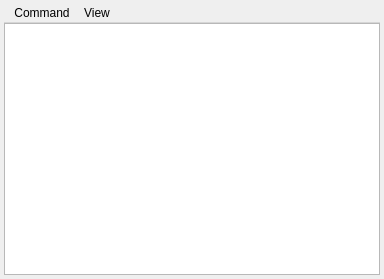
Qt form src/console.ui (DrMoriarty/cuberok) before a commit.
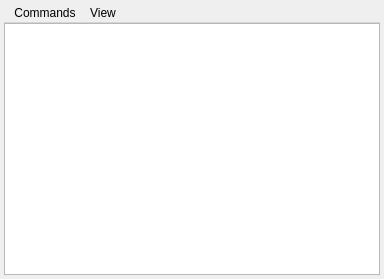
The same form after that commit.

What changed in the file:
```diff
--- a/src/console.ui
+++ b/src/console.ui
@@ -45,7 +45,7 @@
      </widget>
      <widget class="QMenu" name="menuCommand" >
       <property name="title" >
-       <string>Command</string>
+       <string>Commands</string>
       </property>
       <addaction name="actionRefresh" />
       <addaction name="actionAuto_Refresh" />
```
Left out of the diff: 4 changed lines with no effect on the pictures.
